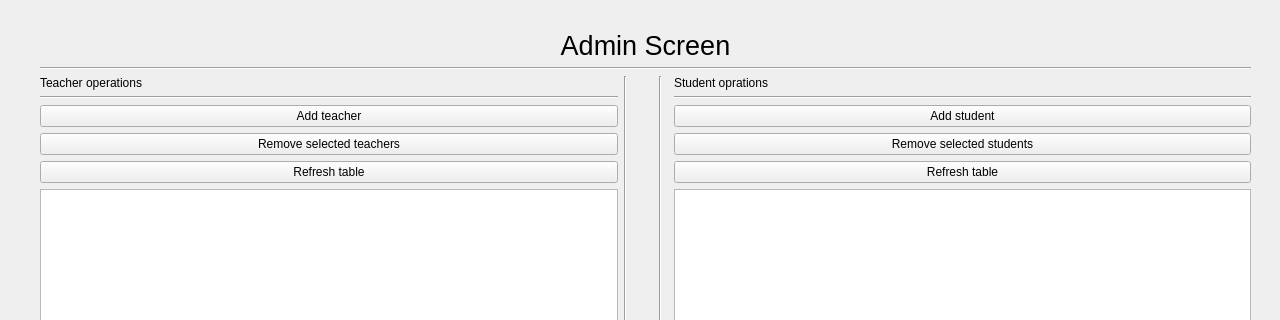
Qt form adminview.ui (Khaled-Waled/School_Managment_System) before a commit; both pictures show x 0 to 1280 and y 0 to 320 of the 1280 by 720 pixel window.
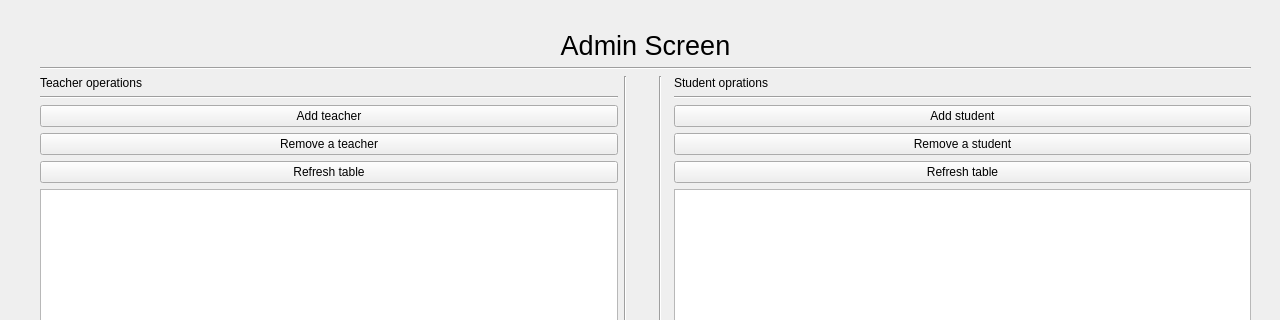
The same form after that commit.

The edit to the form file:
```diff
--- a/adminview.ui
+++ b/adminview.ui
@@ -40,7 +40,7 @@
     <item row="5" column="0">
      <widget class="QPushButton" name="button_remove_teacher">
       <property name="text">
-       <string>Remove selected teachers</string>
+       <string>Remove a teacher</string>
       </property>
      </widget>
     </item>
@@ -137,7 +137,7 @@
     <item row="5" column="5">
      <widget class="QPushButton" name="button_remove_student">
       <property name="text">
-       <string>Remove selected students</string>
+       <string>Remove a student</string>
       </property>
      </widget>
     </item>
```
